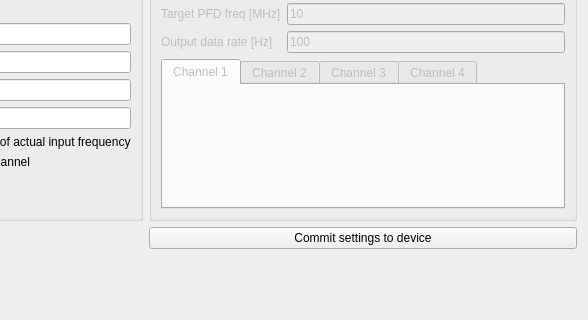
This is digital_servo_python_gui/config_widget.ui in jddes/Frequency-comb-DPLL as Qt 5 draws it before an edit; both pictures show x 304 to 892 and y 93 to 413 of the 892 by 413 pixel window. The edited form follows.
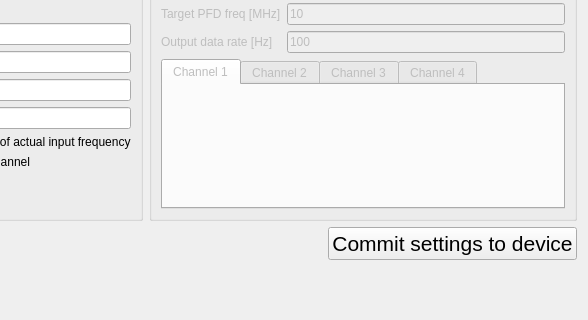
This is the edited form. Custom widgets are drawn as their Qt base class.

Commit message: Increase font size for important buttons

The edit to the form file:
```diff
--- a/digital_servo_python_gui/config_widget.ui
+++ b/digital_servo_python_gui/config_widget.ui
@@ -16,8 +16,26 @@
   <layout class="QGridLayout" name="gridLayout_3">
    <item row="2" column="1">
     <layout class="QHBoxLayout" name="horizontalLayout_2">
+     <item>
+      <spacer name="horizontalSpacer">
+       <property name="orientation">
+        <enum>Qt::Horizontal</enum>
+       </property>
+       <property name="sizeHint" stdset="0">
+        <size>
+         <width>40</width>
+         <height>20</height>
+        </size>
+       </property>
+      </spacer>
+     </item>
      <item>
       <widget class="QPushButton" name="btnCommit">
+       <property name="font">
+        <font>
+         <pointsize>16</pointsize>
+        </font>
+       </property>
        <property name="text">
         <string>Commit settings to device</string>
        </property>
```
The commit also changes 1 other file.
